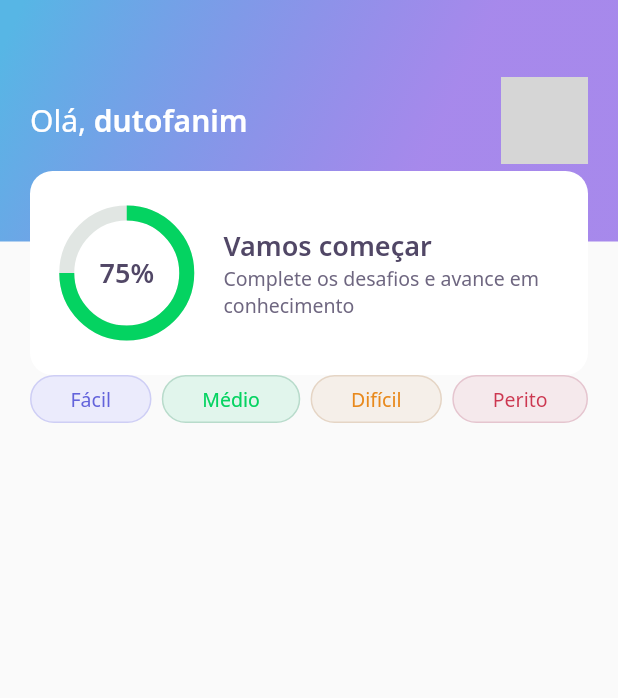
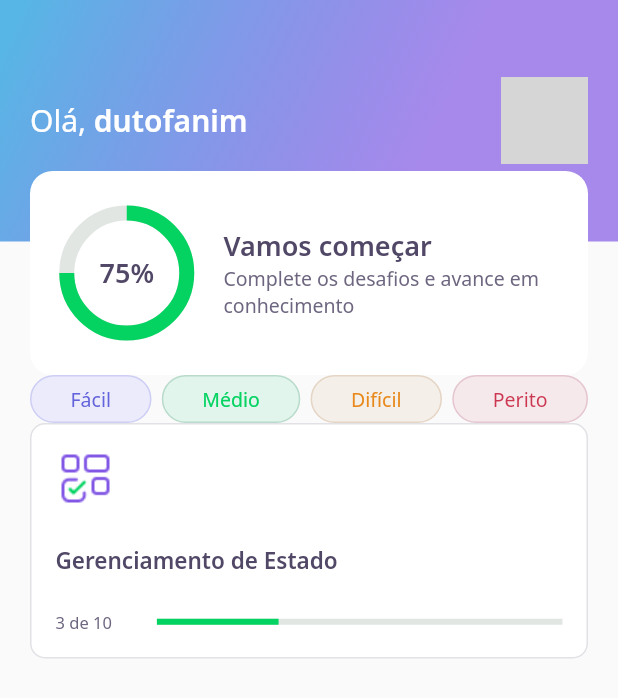
Before and after one commit to dutofanim/dev-quiz, a Flutter app: the screen it shows after launch, on a phone screen of 412 x 824 dp. Shown: the top 698 px of the screen. Run offline on Flutter 3.47's test engine with Material 2 defaults, Android fonts, the phone set to English and light mode, and no system bars; our stand-ins replace google_fonts; network calls fail; grey boxes are pictures that could not be loaded.

Commit message:
Add Quiz Card widget

```diff
--- a/lib/home/home_page.dart
+++ b/lib/home/home_page.dart
@@ -1,6 +1,7 @@
 
 import 'package:devquiz/home/widgets/appbar/app_bar_widget.dart';
 import 'package:devquiz/home/widgets/level_button/level_button_widget.dart';
+import 'package:devquiz/home/widgets/quiz_card/quiz_card_widget.dart';
 import 'package:flutter/material.dart';
 
 
@@ -18,7 +19,9 @@
       appBar: AppBarWidget(),
       body: Padding(
         padding: const EdgeInsets.symmetric(horizontal: 20),
-        child: Row(
+        child: Column(
+          children: [
+            Row(
               mainAxisAlignment: MainAxisAlignment.spaceBetween,
               children: [
                 LevelButtonWidget(
@@ -35,6 +38,9 @@
             ),
               ],
             ),
+            QuizCardWidget(),
+          ],
+        ),
       ),
     );
   }
--- /dev/null
+++ b/lib/home/widgets/quiz_card/quiz_card_widget.dart
@@ -0,0 +1,58 @@
+import 'package:devquiz/core/app_colors.dart';
+import 'package:devquiz/core/core.dart';
+import 'package:flutter/material.dart';
+
+class QuizCardWidget extends StatelessWidget {
+  const QuizCardWidget({Key? key}) : super(key: key);
+
+  @override
+  Widget build(BuildContext context) {
+    return Container(
+      padding: EdgeInsets.all(16),
+      decoration: BoxDecoration(
+        border: Border.fromBorderSide(BorderSide(color: AppColors.border)),
+        color: AppColors.white,
+        borderRadius: BorderRadius.circular(10),
+      ),
+      child: Column(
+        crossAxisAlignment: CrossAxisAlignment.start,
+        children: [
+        Container(
+          child: Image.asset(AppImages.blocks),
+          height: 40,
+          width: 40,
+        ),
+        SizedBox(
+          height: 24,
+        ),
+        Text(
+          "Gerenciamento de Estado",
+          style: AppTextStyles.heading15,
+        ),
+        SizedBox(
+          height: 24,
+        ),
+        Row(
+          children: [
+            Expanded(
+              flex: 1,
+              child: Text(
+                "3 de 10",
+                style: AppTextStyles.body11,
+              ),
+            ),
+            Expanded(
+              flex: 4,
+              child: LinearProgressIndicator(
+                value: 0.3,
+                backgroundColor: AppColors.chartSecondary,
+                valueColor:
+                    AlwaysStoppedAnimation<Color>(AppColors.chartPrimary),
+              ),
+            ),
+          ],
+        ),
+      ]),
+    );
+  }
+}
```
Lines whose indentation alone changed are shown as unchanged.
